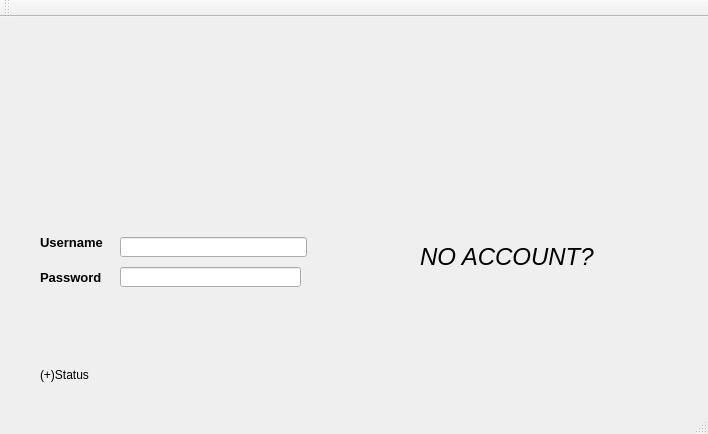
Qt form login.ui (powtaytwo/128Final) before a commit.
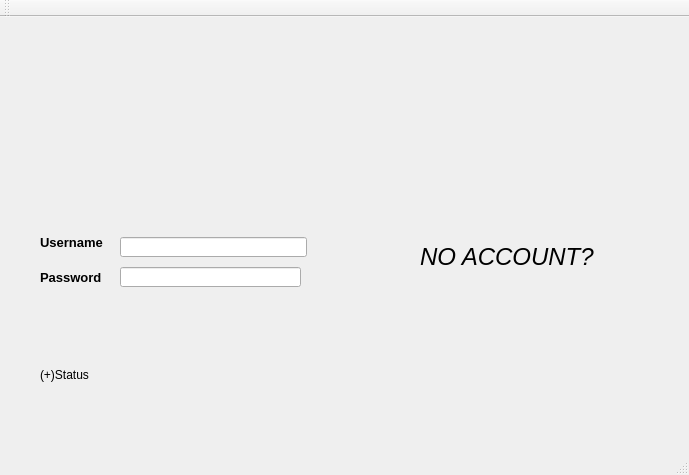
The same form after that commit. Icons and pictures are not drawn.

```diff
--- a/login.ui
+++ b/login.ui
@@ -6,8 +6,8 @@
    <rect>
     <x>0</x>
     <y>0</y>
-    <width>708</width>
-    <height>434</height>
+    <width>689</width>
+    <height>475</height>
    </rect>
   </property>
   <property name="windowTitle">
```
Left out of the diff: 2 changed lines with no effect on the pictures.
